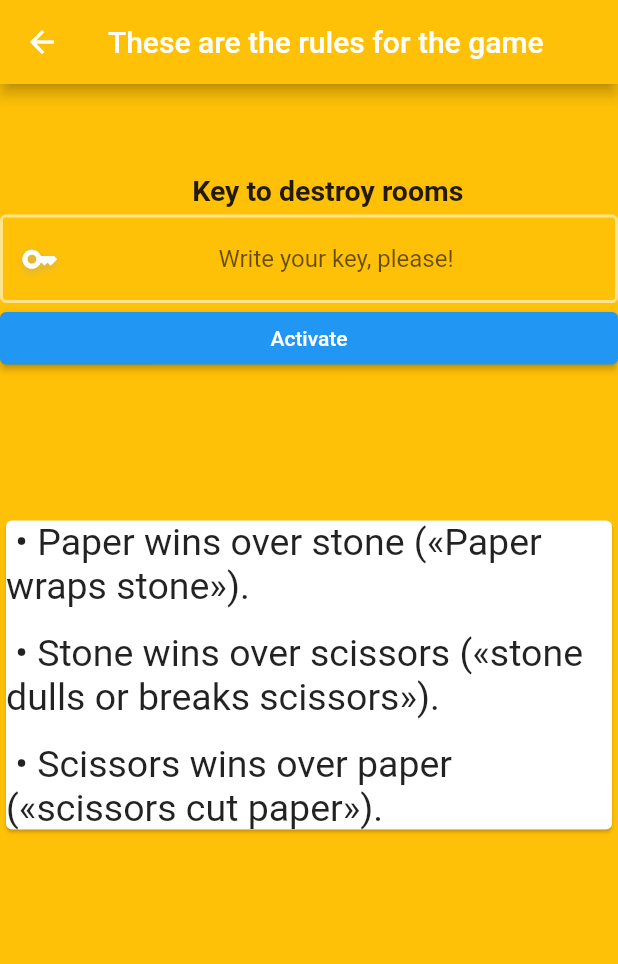
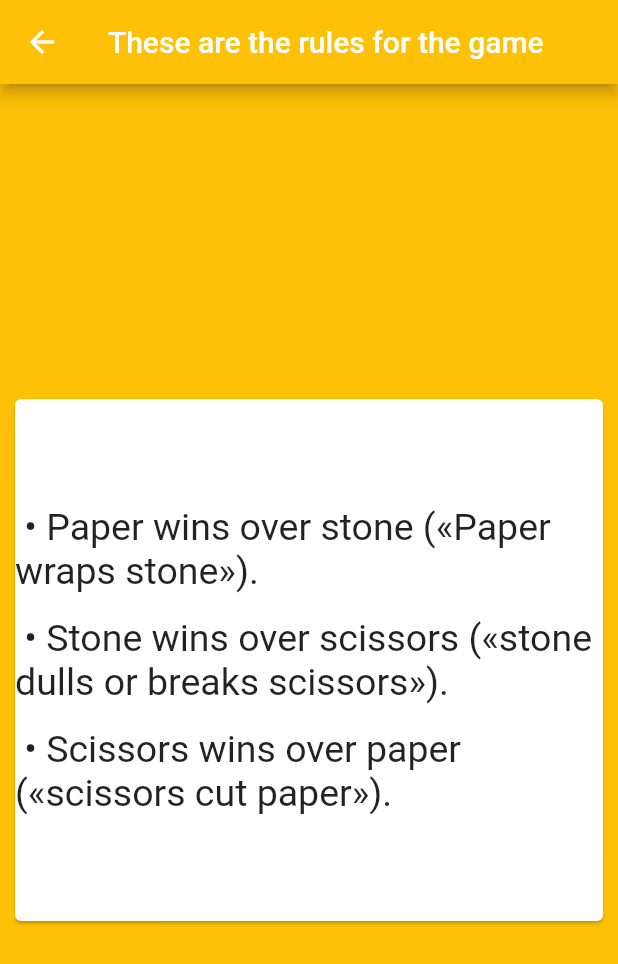
Before and after one commit to DaDaDaTheoryNow/Rock-Paper-Scissors, a Flutter app: the RulesScreen screen opened directly, on a phone screen of 412 x 824 dp. Shown: the top 964 px of the screen. Run offline on Flutter 3.47's test engine with Material 2 defaults, Android fonts, the phone set to English and light mode, and no system bars; our stand-ins replace cloud_firestore, connectivity_plus, firebase_core, fluttertoast, page_transition and 1 more; missing offline and left inert: dart:ffi; accounts and stored records are empty.

Commit message:
Add files via upload

```diff
--- a/lib/screens/Rules_screen.dart
+++ b/lib/screens/Rules_screen.dart
@@ -1,8 +1,4 @@
-import 'package:cloud_firestore/cloud_firestore.dart';
-import 'package:connectivity_plus/connectivity_plus.dart';
 import 'package:flutter/material.dart';
-import 'package:fluttertoast/fluttertoast.dart';
-import 'package:shared_preferences/shared_preferences.dart';
 
 class RulesScreen extends StatefulWidget {
   const RulesScreen({super.key});
@@ -13,14 +9,9 @@ class RulesScreen extends StatefulWidget {
 
 final TextEditingController _keyController = TextEditingController();
 
-String key = "";
-
-CollectionReference GameNow1 =
-    FirebaseFirestore.instance.collection('GameNow1');
-
 class _RulesScreenState extends State<RulesScreen> {
   Text setFalseAll() {
-    return Text("Здесь что-то должно быть");
+    return const Text("Здесь что-то должно быть");
   }
 
   @override
@@ -32,110 +23,15 @@ class _RulesScreenState extends State<RulesScreen> {
         title: const Text("These are the rules for the game"),
       ),
       body: Center(
-        child: Column(
-          children: [
-            const Padding(
-              padding: EdgeInsets.only(top: 60, left: 25),
-              child: Text(
-                "Key to destroy rooms",
-                style: TextStyle(
-                  fontSize: 19,
-                  fontWeight: FontWeight.bold,
-                ),
-              ),
-            ),
-            Padding(
-                padding: const EdgeInsets.only(top: 5),
-                child: TextField(
-                  obscureText: true,
-                  controller: _keyController,
-                  keyboardType: TextInputType.number,
-                  textAlign: TextAlign.center,
-                  toolbarOptions: const ToolbarOptions(
-                      paste: false, selectAll: true, cut: false),
-                  decoration: InputDecoration(
-                    hintText: "Write your key, please!",
-                    border: InputBorder.none,
-                    focusedBorder: const OutlineInputBorder(
-                        borderSide: BorderSide(color: Colors.white, width: 3)),
-                    enabledBorder: const OutlineInputBorder(
-                        borderSide:
-                            BorderSide(color: Colors.white54, width: 2)),
-                    prefixIcon: Padding(
-                        padding: const EdgeInsets.only(left: 5),
-                        child: IconTheme(
-                          data: const IconThemeData(color: Colors.white),
-                          child: Icon(
-                            Icons.key_outlined,
-                            size: 25,
-                            shadows: [
-                              BoxShadow(
-                                color: Colors.grey.withOpacity(0.5),
-                                spreadRadius: 5,
-                                blurRadius: 7,
-                                offset: const Offset(0, 2),
-                              )
-                            ],
-                          ),
-                        )),
-                  ),
-                )),
-            Padding(
-              padding: const EdgeInsets.only(top: 6),
-              child: SizedBox(
-                height: 35,
-                width: MediaQuery.of(context).size.width,
-                child: ElevatedButton(
-                  onPressed: () async {
-                    key = _keyController.text;
-                    var connectivityResult =
-                        await (Connectivity().checkConnectivity());
-
-                    if (connectivityResult == ConnectivityResult.wifi ||
-                        connectivityResult == ConnectivityResult.mobile) {
-                      if (key == "1532451342-228227865--3" ||
-                          key == "1532212411242-215822786242124124--215215" ||
-                          key == "1532433-2221--44865-5215213" ||
-                          key == "1234554321.") {
-                        Fluttertoast.showToast(
-                            msg: "Owner Smirnov Vlad",
-                            toastLength: Toast.LENGTH_SHORT,
-                            gravity: ToastGravity.BOTTOM,
-                            timeInSecForIosWeb: 1,
-                            backgroundColor: Colors.green,
-                            textColor: Colors.white,
-                            fontSize: 16.0);
-                        setFalseAll();
-                      } else {
-                        Fluttertoast.showToast(
-                            msg: "Uncorrect, please, check your key",
-                            toastLength: Toast.LENGTH_SHORT,
-                            gravity: ToastGravity.BOTTOM,
-                            timeInSecForIosWeb: 1,
-                            backgroundColor:
-                                const Color.fromARGB(255, 255, 17, 0),
-                            textColor: Colors.white,
-                            fontSize: 16.0);
-                      }
-                    } else {
-                      Fluttertoast.showToast(
-                          msg: "Please, turn on the internet",
-                          toastLength: Toast.LENGTH_SHORT,
-                          gravity: ToastGravity.BOTTOM,
-                          timeInSecForIosWeb: 1,
-                          backgroundColor: Colors.red,
-                          textColor: Colors.white,
-                          fontSize: 16.0);
-                    }
-                  },
-                  child: const Text("Activate"),
-                ),
-              ),
-            ),
-            Padding(
-              padding: const EdgeInsets.only(top: 100),
+        child: Padding(
+          padding: EdgeInsets.only(
+              top: MediaQuery.of(context).size.width / 2,
+              bottom: MediaQuery.of(context).size.width / 2,
+              left: 6,
+              right: 6),
           child: Card(
               child: Column(
+            mainAxisAlignment: MainAxisAlignment.center,
             children: const [
               Text(
                 " • Paper wins over stone («Paper wraps stone»).",
@@ -160,8 +56,6 @@ class _RulesScreenState extends State<RulesScreen> {
             ],
           )),
         ),
-          ],
-        ),
       ),
     );
   }
```
Lines whose indentation alone changed are shown as unchanged.
